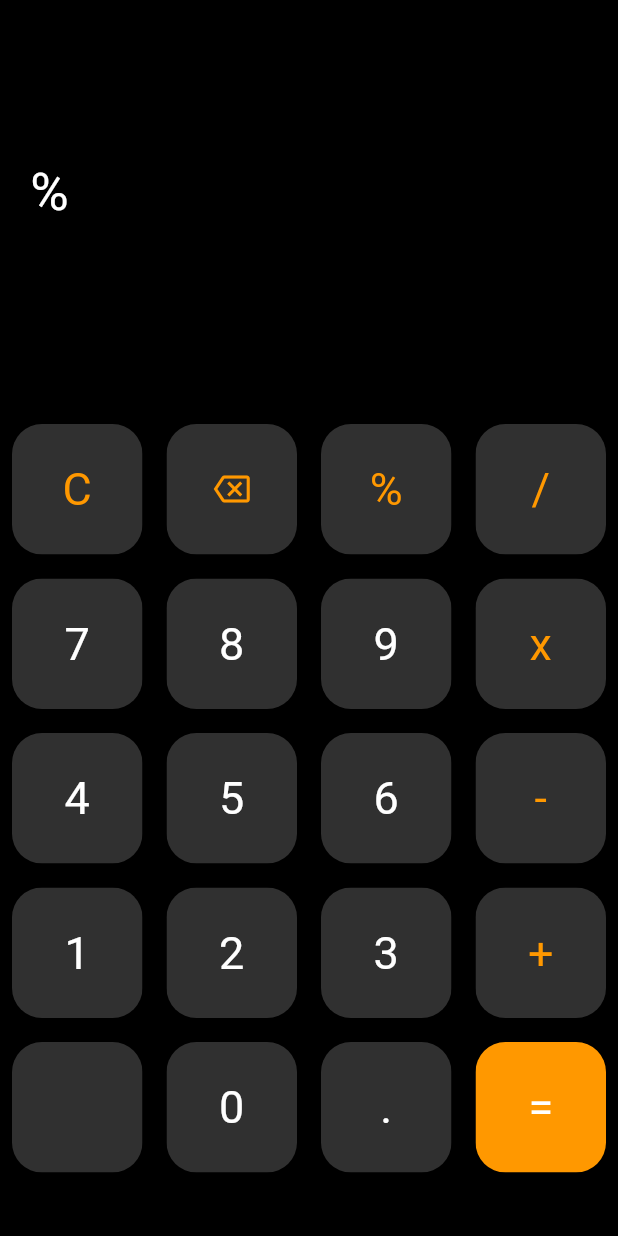
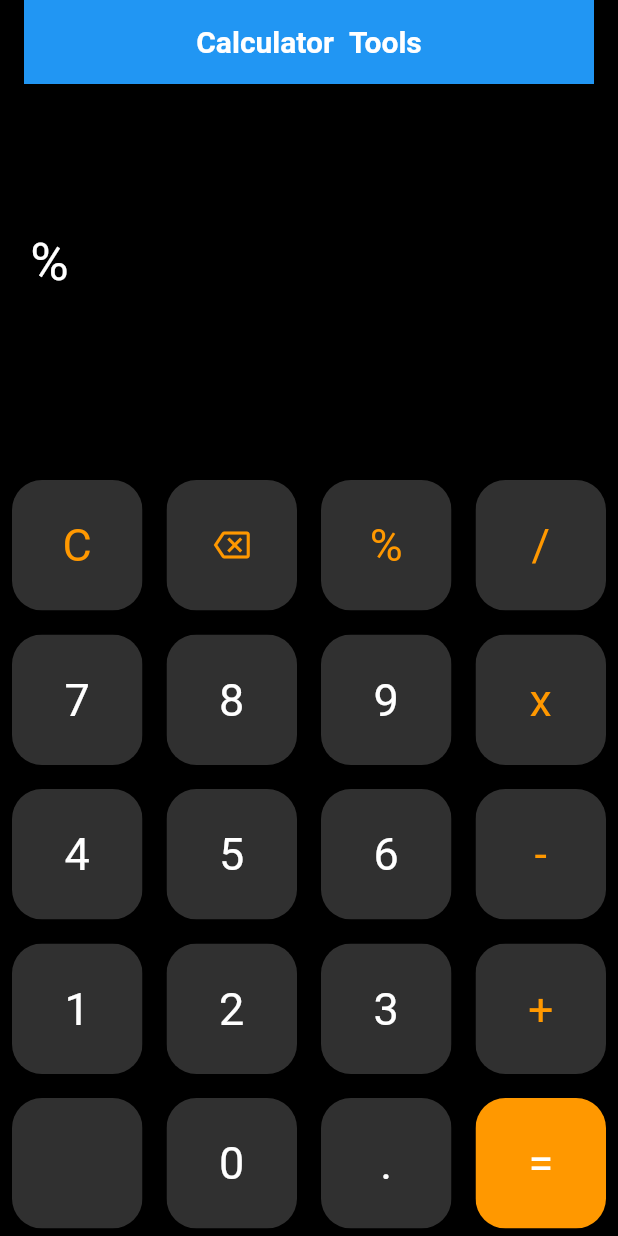
Before and after one commit to xSStephen/calculator, a Flutter app: the screen it shows after launch, after a tap on an icon or button, on a phone screen of 412 x 824 dp. Run offline on Flutter 3.47's test engine with Material 3 defaults, Android fonts, the phone set to English and light mode, and no system bars; our stand-ins replace math_expressions.

Commit message:
a small fix for NavBar

```diff
--- a/lib/modules/nav_bar.dart
+++ b/lib/modules/nav_bar.dart
@@ -15,7 +15,7 @@ class _NavBarState extends State<NavBar> {
       color: Colors.blue, // Background color for the header
       child: const Row(
         mainAxisAlignment: MainAxisAlignment.center,
-        children: const [
+        children: [
           Text(
             "Calculator",
             style: TextStyle(
--- a/lib/pages/basic_calculator.dart
+++ b/lib/pages/basic_calculator.dart
@@ -50,6 +50,11 @@ class _BasicCalculatorState extends State<BasicCalculator> {
       children: [
         // const NavBar(),
         Scaffold(
+          appBar: AppBar(
+            backgroundColor: Colors.black,
+            elevation: 0,
+            title: const NavBar(),
+          ),
           backgroundColor: Colors.black,
           body: Column(
             children: [
```
Also changed, not shown: 1 other file.
